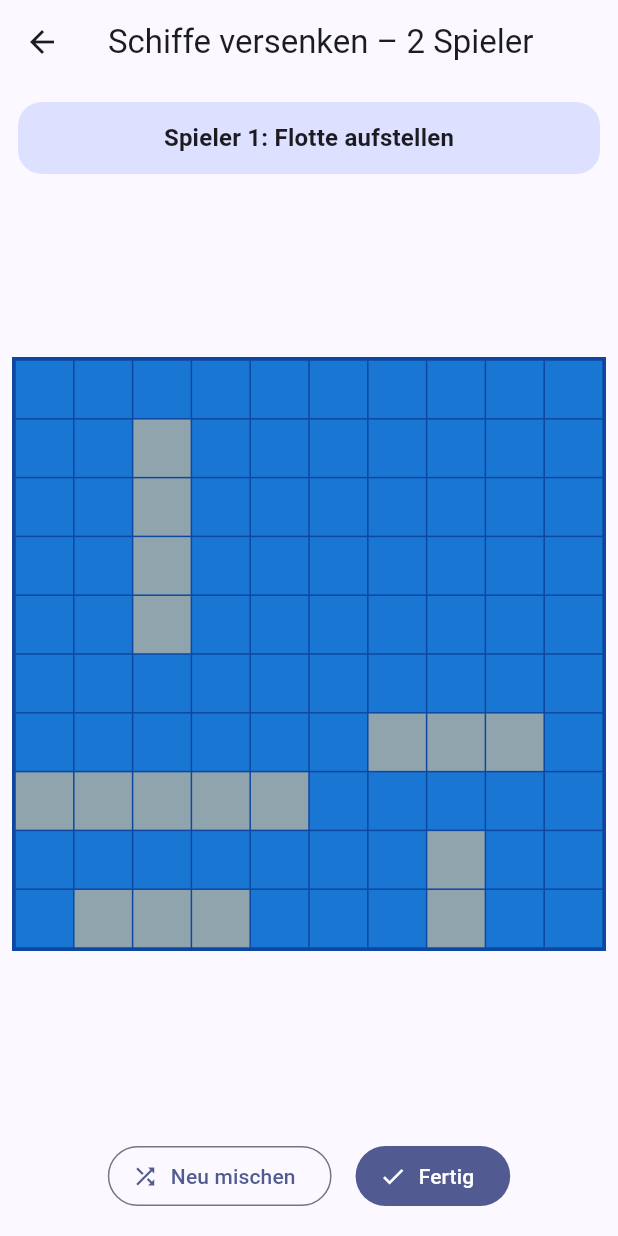
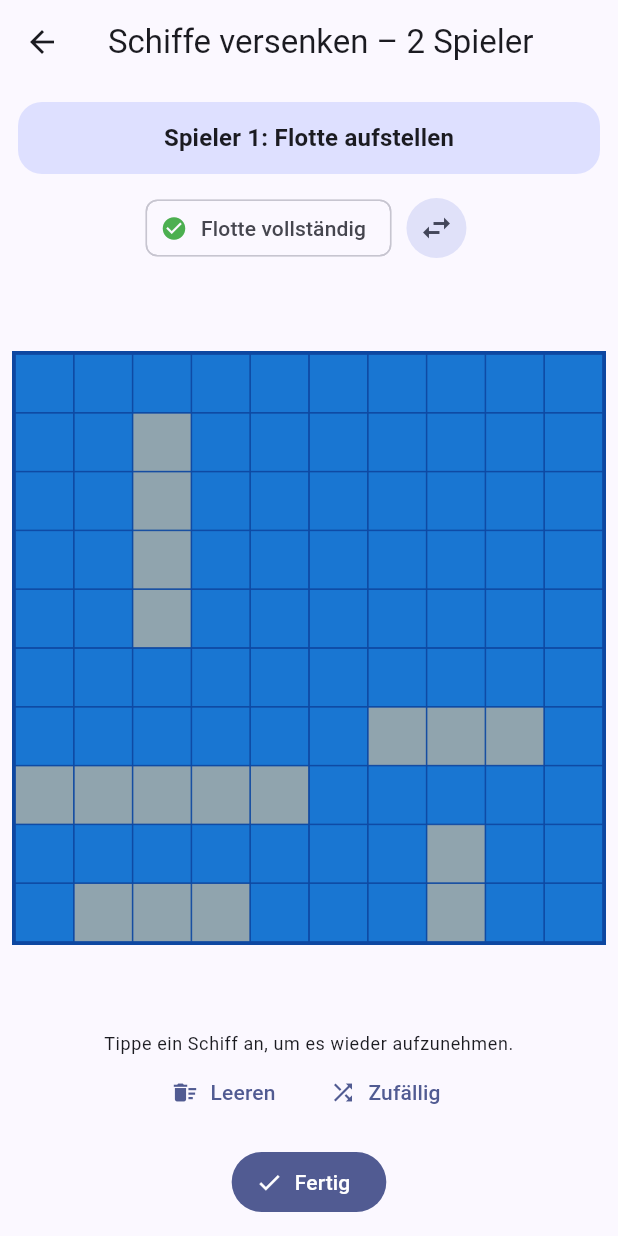
Before and after one commit to Sommer2019/MobileGames, a Flutter app: the BattleshipLocalScreen screen opened directly, after a tap on "Ich bin bereit", on a phone screen of 412 x 824 dp. Run offline on Flutter 3.47's test engine with Material 3 defaults, Android fonts, the phone set to English and light mode, and no system bars; our stand-ins replace convert, flutter_local_notifications, sensors_plus, shared_preferences; missing offline and left inert: bip340, chess, chess_vectors_flutter, flutter_foreground_task, flutter_webrtc, pointycastle; accounts and stored records are empty; statements that could not run were skipped.

Commit message:
Schiffe selbst setzen, Auflösung, Vektor-Schachfiguren, Benachrichtigungen
- Flotten-Editor: Schiff wählen, drehen, setzen, wieder aufnehmen, Zufall
- Nach Spielende zeigt das gegnerische Meer die nicht gefundenen Schiffe
  (online werden die Flotten ausgetauscht)
- Schach: Vektorfiguren statt Unicode-Zeichen (wurden teils als Emoji
  dargestellt), Lücken zwischen Brettreihen behoben (auch Dame)
- Benachrichtigungen: Android-Vordergrunddienst hält die Verbindung im
  Hintergrund offen, Akku-Optimierung abschaltbar, Test-Knopf,
  Berechtigung nach dem ersten Frame, Relays nach Rückkehr neu verbinden

Co-Authored-By: Claude Opus 5.5 <noreply@anthropic.com>
Claude-Session: https://claude.ai/code/session_01XPk963C67sHfLAEKAa4Qwq

```diff
--- a/lib/core/account.dart
+++ b/lib/core/account.dart
@@ -138,6 +138,9 @@ class Presence extends ChangeNotifier {
     _resubscribe();
   }
 
+  /// Publishes our online status now.
+  void announce() => _announce();
+
   void _announce() {
     client.publish(
       NostrEvent.create(
--- a/lib/core/services.dart
+++ b/lib/core/services.dart
@@ -3,7 +3,6 @@ import 'dart:async';
 import 'account.dart';
 import 'chat.dart';
 import 'friend_requests.dart';
-import 'notifications.dart';
 import 'net/game_session.dart';
 import 'net/matchmaker.dart';
 import 'net/messenger.dart';
@@ -37,7 +36,6 @@ class Services {
     _instance = s;
     await s.friendRequests.start();
     await s.chat.start();
-    unawaited(Notifications.I.init());
     return s;
   }
 
--- a/lib/games/battleship/battleship_local_screen.dart
+++ b/lib/games/battleship/battleship_local_screen.dart
@@ -4,6 +4,7 @@ import 'package:flutter/material.dart';
 
 import '../../ui/play_setup.dart';
 import 'battleship_logic.dart';
+import 'fleet_editor.dart';
 
 /// Two players on one device ("pass and play"). Between turns a cover
 /// screen hides the boards until the next player is ready.
@@ -89,25 +90,19 @@ class _BattleshipLocalScreenState extends State<BattleshipLocalScreen> {
   Widget _placingView() => Column(
     children: [
       TurnBanner(text: '${_name(current)}: Flotte aufstellen', highlight: true),
-      Expanded(child: _grid((x, y) => _ownCell(fleets[current], x, y))),
+      Expanded(
+        child: FleetEditor(
+          key: ValueKey('editor$current'),
+          fleet: fleets[current],
+          onChanged: (f) => setState(() => fleets[current] = f),
+        ),
+      ),
       Padding(
-        padding: const EdgeInsets.all(16),
-        child: Wrap(
-          spacing: 16,
-          alignment: WrapAlignment.center,
-          children: [
-            OutlinedButton.icon(
-              onPressed: () =>
-                  setState(() => fleets[current] = FleetBoard.random()),
-              icon: const Icon(Icons.shuffle),
-              label: const Text('Neu mischen'),
-            ),
-            FilledButton.icon(
-              onPressed: _donePlacing,
-              icon: const Icon(Icons.check),
-              label: const Text('Fertig'),
-            ),
-          ],
+        padding: const EdgeInsets.all(12),
+        child: FilledButton.icon(
+          onPressed: fleetComplete(fleets[current]) ? _donePlacing : null,
+          icon: const Icon(Icons.check),
+          label: const Text('Fertig'),
         ),
       ),
     ],
@@ -203,12 +198,18 @@ class _BattleshipLocalScreenState extends State<BattleshipLocalScreen> {
 
   Widget _targetCell(TargetBoard t, int x, int y) {
     final s = t.cells[y][x];
+    // After the game: show where the opponent's ships were.
+    final hidden =
+        winner != null &&
+        s == TargetCell.unknown &&
+        fleets[1 - current].shipAt(x, y) != null;
     return GestureDetector(
       key: ValueKey('lbs$x-$y'),
       onTap: () => _shoot(x, y),
       child: Container(
         margin: const EdgeInsets.all(0.5),
         color: switch (s) {
+          TargetCell.unknown when hidden => const Color(0xFF78909C),
           TargetCell.unknown => const Color(0xFF1976D2),
           TargetCell.miss => const Color(0xFF1565C0),
           TargetCell.hit => const Color(0xFFFF7043),
--- /dev/null
+++ b/lib/games/battleship/fleet_editor.dart
@@ -0,0 +1,204 @@
+import 'dart:math';
+
+import 'package:flutter/material.dart';
+
+import 'battleship_logic.dart';
+
+/// Sizes still missing from [fleet] (as a multiset of [fleetSizes]).
+List<int> missingShips(FleetBoard fleet) {
+  final left = [...fleetSizes];
+  for (final s in fleet.ships) {
+    left.remove(s.cells.length);
+  }
+  return left;
+}
+
+bool fleetComplete(FleetBoard fleet) => missingShips(fleet).isEmpty;
+
+/// Lets the player place the fleet by hand: pick a ship, choose the
+/// direction, tap the start cell. Tapping a placed ship picks it up again.
+class FleetEditor extends StatefulWidget {
+  const FleetEditor({super.key, required this.fleet, required this.onChanged});
+
+  final FleetBoard fleet;
+  final void Function(FleetBoard fleet) onChanged;
+
+  @override
+  State<FleetEditor> createState() => _FleetEditorState();
+}
+
+class _FleetEditorState extends State<FleetEditor> {
+  bool horizontal = true;
+  int? selected;
+  (int, int)? hover;
+
+  FleetBoard get fleet => widget.fleet;
+
+  int? get _size {
+    final missing = missingShips(fleet);
+    if (missing.isEmpty) return null;
+    final s = selected;
+    return s != null && missing.contains(s) ? s : missing.first;
+  }
+
+  void _tapCell(int x, int y) {
+    final ship = fleet.shipAt(x, y);
+    if (ship != null) {
+      // Pick the ship up again.
+      fleet.ships.remove(ship);
+      setState(() => selected = ship.cells.length);
+      widget.onChanged(fleet);
+      return;
+    }
+    final size = _size;
+    if (size == null) return;
+    if (fleet.place(x, y, size, horizontal)) {
+      setState(() => selected = null);
+      widget.onChanged(fleet);
+    } else {
+      ScaffoldMessenger.of(context).showSnackBar(
+        const SnackBar(
+          content: Text(
+            'Passt dort nicht – Schiffe dürfen sich nicht berühren.',
+          ),
+          duration: Duration(seconds: 2),
+        ),
+      );
+    }
+  }
+
+  Set<(int, int)> get _preview {
+    final h = hover, size = _size;
+    if (h == null || size == null || fleet.shipAt(h.$1, h.$2) != null) {
+      return const {};
+    }
+    return FleetBoard.cellsFor(h.$1, h.$2, size, horizontal).toSet();
+  }
+
+  @override
+  Widget build(BuildContext context) {
+    final missing = missingShips(fleet);
+    final size = _size;
+    final preview = _preview;
+    final previewOk = preview.isNotEmpty && fleet.canPlace(preview.toList());
+    return Column(
+      children: [
+        Padding(
+          padding: const EdgeInsets.symmetric(horizontal: 12),
+          child: Wrap(
+            spacing: 6,
+            runSpacing: 6,
+            alignment: WrapAlignment.center,
+            crossAxisAlignment: WrapCrossAlignment.center,
+            children: [
+              if (missing.isEmpty)
+                const Chip(
+                  avatar: Icon(Icons.check_circle, color: Colors.green),
+                  label: Text('Flotte vollständig'),
+                )
+              else
+                for (final (i, s) in missing.indexed)
+                  ChoiceChip(
+                    key: ValueKey('ship-$i-$s'),
+                    label: Text('${'■' * s}  $s'),
+                    selected: s == size && missing.indexOf(s) == i,
+                    onSelected: (_) => setState(() => selected = s),
+                  ),
+              IconButton.filledTonal(
+                key: const ValueKey('rotateShip'),
+                tooltip: 'Drehen',
+                onPressed: () => setState(() => horizontal = !horizontal),
+                icon: Icon(horizontal ? Icons.swap_horiz : Icons.swap_vert),
+              ),
+            ],
+          ),
+        ),
+        Expanded(
+          child: Center(
+            child: AspectRatio(
+              aspectRatio: 1,
+              child: Container(
+                margin: const EdgeInsets.all(8),
+                padding: const EdgeInsets.all(2),
+                color: const Color(0xFF0D47A1),
+                child: LayoutBuilder(
+                  builder: (context, c) {
+                    final cell = min(c.maxWidth, c.maxHeight) / boardSize;
+                    return MouseRegion(
+                      onExit: (_) => setState(() => hover = null),
+                      child: Column(
+                        children: [
+                          for (var y = 0; y < boardSize; y++)
+                            Row(
+                              children: [
+                                for (var x = 0; x < boardSize; x++)
+                                  GestureDetector(
+                                    key: ValueKey('place$x-$y'),
+                                    onTap: () => _tapCell(x, y),
+                                    child: MouseRegion(
+                                      onEnter: (_) =>
+                                          setState(() => hover = (x, y)),
+                                      child: Container(
+                                        width: cell,
+                                        height: cell,
+                                        margin: EdgeInsets.zero,
+                                        decoration: BoxDecoration(
+                                          color: fleet.shipAt(x, y) != null
+                                              ? const Color(0xFF90A4AE)
+                                              : preview.contains((x, y))
+                                              ? (previewOk
+                                                    ? Colors.green.shade300
+                                                    : Colors.red.shade300)
+                                              : const Color(0xFF1976D2),
+                                          border: Border.all(
+                                            color: const Color(0xFF0D47A1),
+                                            width: 0.5,
+                                          ),
+                                        ),
+                                      ),
+                                    ),
+                                  ),
+                              ],
+                            ),
+                        ],
+                      ),
+                    );
+                  },
+                ),
+              ),
+            ),
+          ),
+        ),
+        Text(
+          missing.isEmpty
+              ? 'Tippe ein Schiff an, um es wieder aufzunehmen.'
+              : 'Feld antippen, um das ${size}er-Schiff '
+                    '${horizontal ? 'waagerecht' : 'senkrecht'} zu setzen.',
+          textAlign: TextAlign.center,
+          style: Theme.of(context).textTheme.bodySmall,
+        ),
+        Wrap(
+          spacing: 8,
+          alignment: WrapAlignment.center,
+          children: [
+            TextButton.icon(
+              onPressed: () {
+                fleet.ships.clear();
+                widget.onChanged(fleet);
+                setState(() {});
+              },
+              icon: const Icon(Icons.delete_sweep),
+              label: const Text('Leeren'),
+            ),
+            TextButton.icon(
+              key: const ValueKey('randomFleet'),
+              onPressed: () => widget.onChanged(FleetBoard.random()),
+              icon: const Icon(Icons.shuffle),
+              label: const Text('Zufällig'),
+            ),
+          ],
+        ),
+      ],
+    );
+  }
+}
--- a/lib/games/checkers/checkers_screen.dart
+++ b/lib/games/checkers/checkers_screen.dart
@@ -199,6 +199,7 @@ class _CheckersScreenState extends State<CheckersScreen> {
                       for (var row = 0; row < 8; row++)
                         Expanded(
                           child: Row(
+                            crossAxisAlignment: CrossAxisAlignment.stretch,
                             children: [
                               for (var col = 0; col < 8; col++)
                                 Expanded(
--- a/lib/ui/friends_screen.dart
+++ b/lib/ui/friends_screen.dart
@@ -3,6 +3,7 @@ import 'package:flutter/services.dart';
 
 import '../core/services.dart';
 import 'chat_view.dart';
+import 'notification_settings.dart';
 
 /// Account (name, friend code) and friend list. In [pickMode] tapping a
 /// friend returns their public key.
@@ -257,6 +258,7 @@ class _FriendsScreenState extends State<FriendsScreen> {
                     ),
                   ),
                 ),
+              if (!widget.pickMode) const NotificationSettingsCard(),
               if (services.friendRequests.pending.isNotEmpty &&
                   !widget.pickMode) ...[
                 const SizedBox(height: 8),
--- a/pubspec.yaml
+++ b/pubspec.yaml
@@ -44,6 +44,8 @@ dependencies:
   pointycastle: ^4.0.0
   convert: ^3.1.2
   flutter_local_notifications: ^22.3.1
+  chess_vectors_flutter: ^1.1.0
+  flutter_foreground_task: ^11.0.3
 
 dev_dependencies:
   flutter_test:
```
Also changed, not shown: lib/core/background.dart (added, +119 -0 lines), lib/core/nostr/relay_pool.dart (+40 -4 lines), lib/core/notifications.dart (+32 -5 lines), lib/games/battleship/battleship_screen.dart (+52 -27 lines), lib/games/chess/chess_screen.dart (+24 -23 lines), lib/main.dart (+23 -0 lines), lib/ui/notification_settings.dart (added, +138 -0 lines), pubspec.lock, 3 other files.
